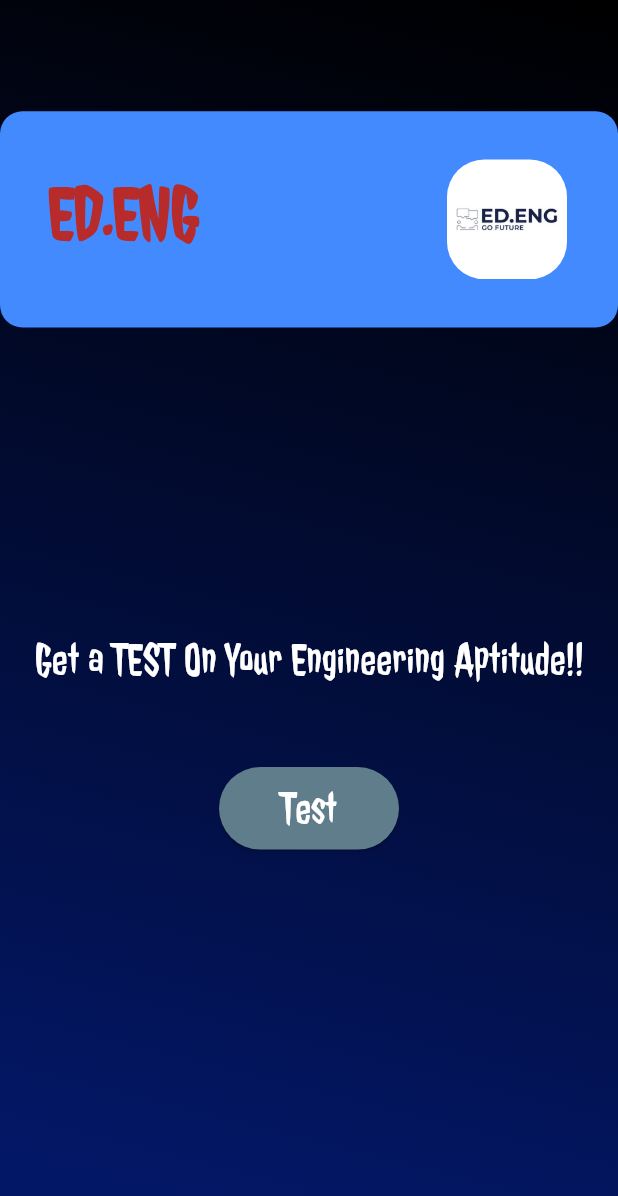
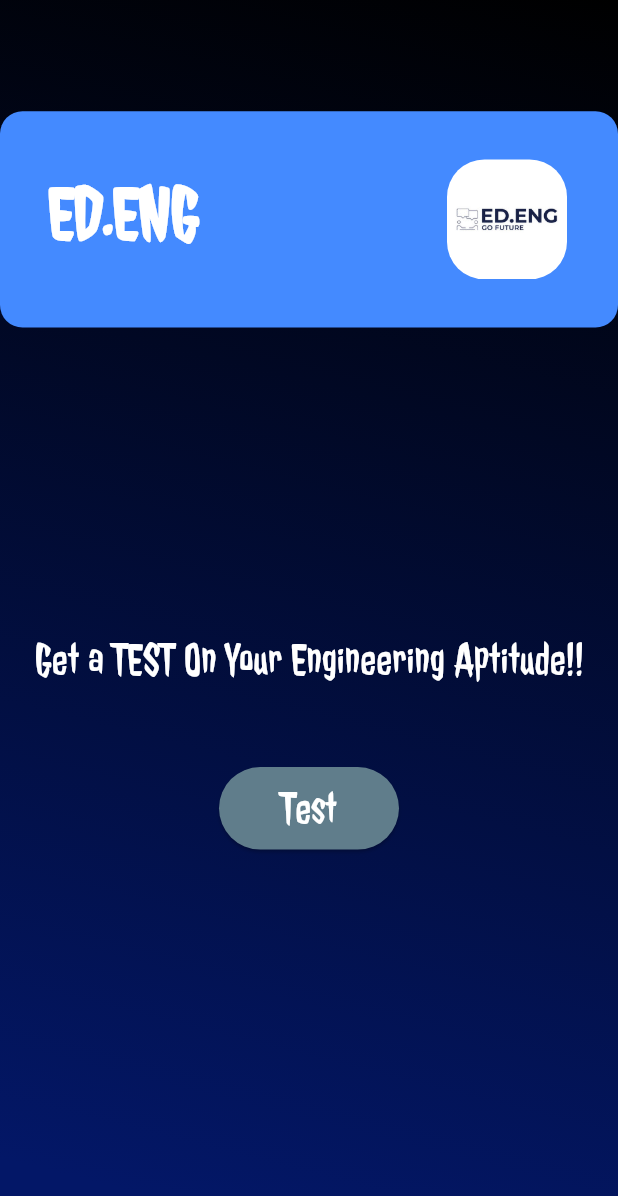
Before and after one commit to daanizz/Engineering-branch-predictor, a Flutter app: the screen it shows after launch, on a phone screen of 412 x 824 dp. Shown: the top 1196 px of the screen. Run offline on Flutter 3.47's test engine with Material 3 defaults, Android fonts, the phone set to English and light mode, and no system bars.

Commit message:
just rechanged the initial commit

```diff
--- a/lib/main.dart
+++ b/lib/main.dart
@@ -57,7 +57,7 @@ class MyApp extends StatelessWidget {
                               "ED.ENG",
                               // textAlign: TextAlign.left,
                               style: TextStyle(
-                                  color: Color.fromARGB(255, 184, 43, 43),
+                                  color: Color.fromARGB(255, 255, 255, 255),
                                   fontWeight: FontWeight.bold,
                                   fontFamily: "JollyLodger",
                                   fontSize: 50),
```
